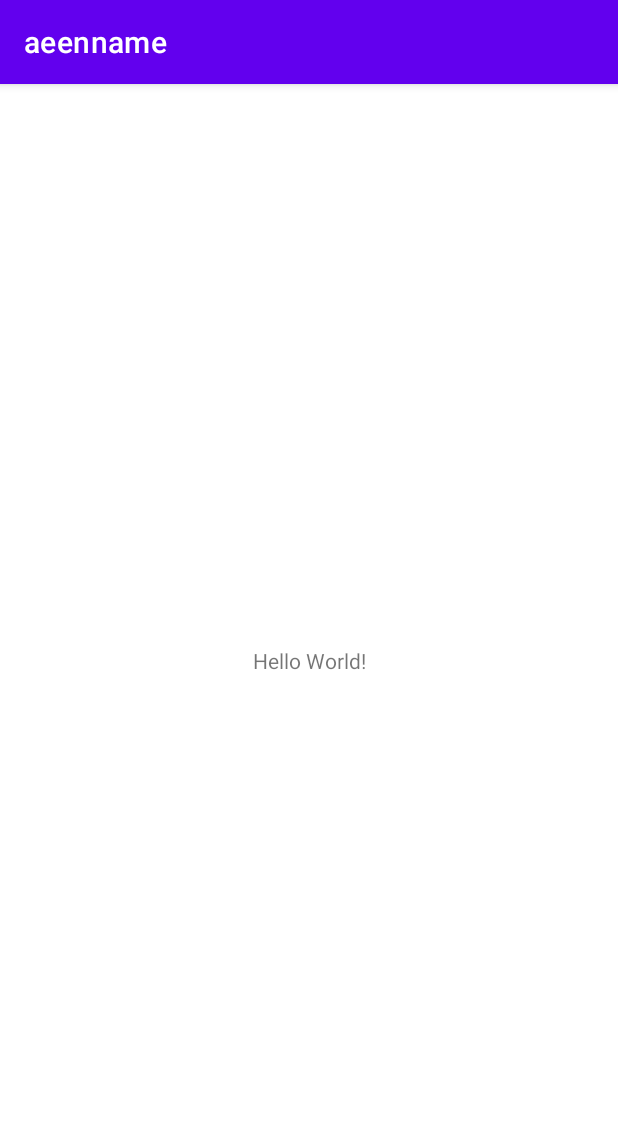
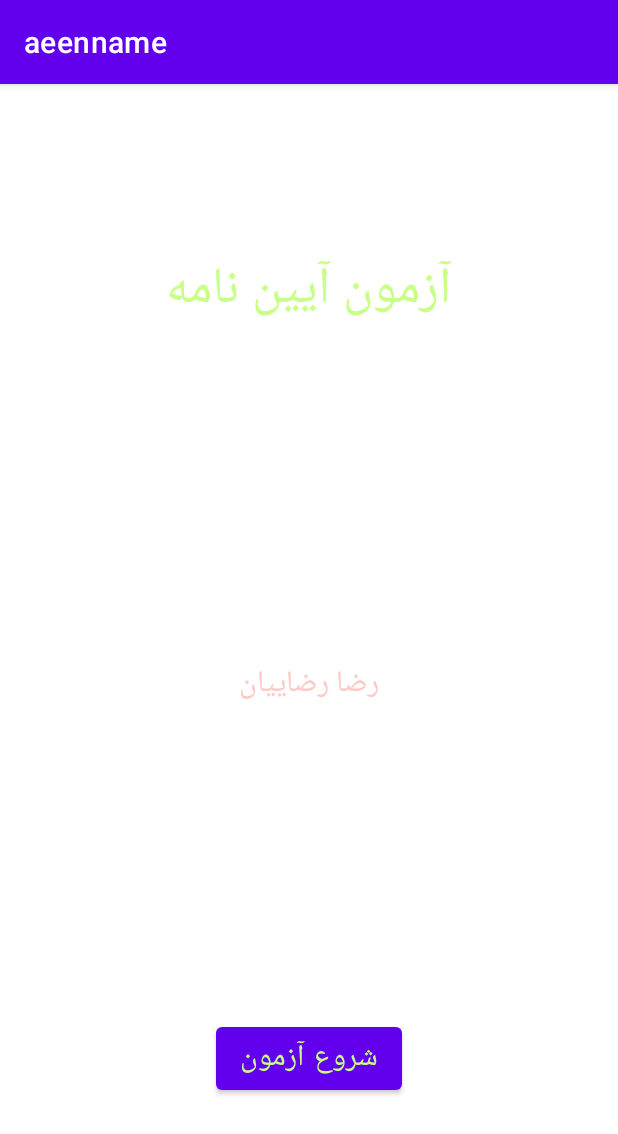
Before and after one commit to RezaRezaeian/android-tamrin1, an Android app: the screen it shows after launch (MainActivity), on a phone screen of 412 x 824 dp. Shown: the top 1134 px of the screen. Run offline under Robolectric (Android 15) with nearby library versions, the phone set to English and light mode, and no system bars.

Commit message:
MainActivity changes

```diff
--- a/app/src/main/AndroidManifest.xml
+++ b/app/src/main/AndroidManifest.xml
@@ -12,6 +12,9 @@
         android:theme="@style/Theme.Aeenname"
         tools:targetApi="31">
         <activity
+            android:name=".MainActivity2"
+            android:exported="false" />
+        <activity
             android:name=".MainActivity"
             android:exported="true">
             <intent-filter>
--- a/app/src/main/java/com/example/aeenname/MainActivity.java
+++ b/app/src/main/java/com/example/aeenname/MainActivity.java
@@ -2,7 +2,11 @@ package com.example.aeenname;
 
 import androidx.appcompat.app.AppCompatActivity;
 
+import android.content.Intent;
 import android.os.Bundle;
+import android.view.View;
+import android.widget.Button;
+import android.widget.Toast;
 
 public class MainActivity extends AppCompatActivity {
 
@@ -10,5 +14,16 @@ public class MainActivity extends AppCompatActivity {
     protected void onCreate(Bundle savedInstanceState) {
         super.onCreate(savedInstanceState);
         setContentView(R.layout.activity_main);
+
+        Button btnStart = findViewById(R.id.btnStart);
+       // Button btnStart=findViewById(R.id.btnStart);
+
+        btnStart.setOnClickListener(new View.OnClickListener() {
+            @Override
+            public void onClick(View view) {
+                Intent intent=new Intent(MainActivity.this,MainActivity2.class);
+                startActivity(intent);
+            }
+        });
     }
 }
--- a/app/src/main/res/layout/activity_main.xml
+++ b/app/src/main/res/layout/activity_main.xml
@@ -6,13 +6,44 @@
     android:layout_height="match_parent"
     tools:context=".MainActivity">
 
-    <TextView
+    <Button
+        android:id="@+id/btnStart"
         android:layout_width="wrap_content"
         android:layout_height="wrap_content"
-        android:text="Hello World!"
+        android:textColor="#C8FF87"
+        android:text="شروع آزمون"
+        android:textSize="20sp"
         app:layout_constraintBottom_toBottomOf="parent"
         app:layout_constraintEnd_toEndOf="parent"
         app:layout_constraintStart_toStartOf="parent"
-        app:layout_constraintTop_toTopOf="parent" />
+        app:layout_constraintTop_toBottomOf="@+id/textView2"
+        app:layout_constraintVertical_bias="0.693" />
+
+    <TextView
+        android:id="@+id/textView"
+        android:layout_width="wrap_content"
+        android:layout_height="wrap_content"
+        android:text="آزمون آیین نامه"
+        android:textColor="#C8FF87"
+        android:textSize="34sp"
+        app:layout_constraintBottom_toBottomOf="parent"
+        app:layout_constraintEnd_toEndOf="parent"
+        app:layout_constraintHorizontal_bias="0.497"
+        app:layout_constraintStart_toStartOf="parent"
+        app:layout_constraintTop_toTopOf="parent"
+        app:layout_constraintVertical_bias="0.153" />
+
+    <TextView
+        android:id="@+id/textView2"
+        android:layout_width="wrap_content"
+        android:layout_height="wrap_content"
+        android:text="رضا رضاییان"
+        android:textColor="#FFC8C4"
+        android:textSize="20sp"
+        app:layout_constraintBottom_toBottomOf="parent"
+        app:layout_constraintEnd_toEndOf="parent"
+        app:layout_constraintStart_toStartOf="parent"
+        app:layout_constraintTop_toBottomOf="@+id/textView"
+        app:layout_constraintVertical_bias="0.382" />
 
 </androidx.constraintlayout.widget.ConstraintLayout>
```
Also changed, not shown: app/src/main/java/com/example/aeenname/MainActivity2.java (added, +14 -0 lines), app/src/main/res/layout/activity_main2.xml (added, +9 -0 lines).
